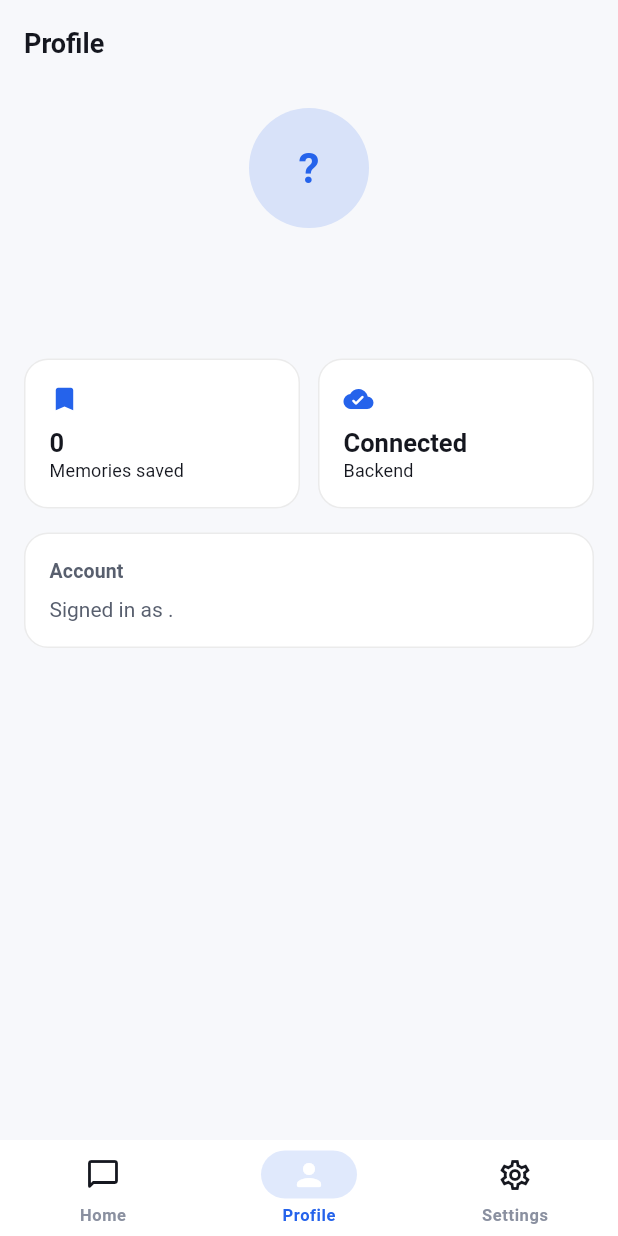
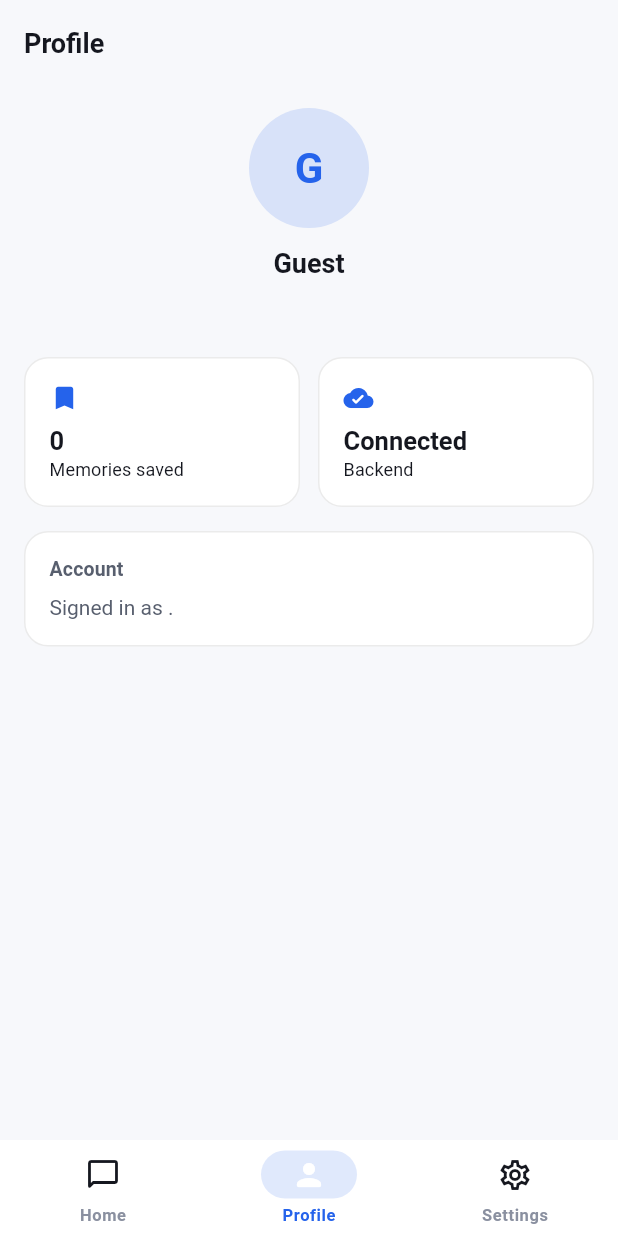
Before and after one commit to QossayKamel22/Panther, a Flutter app: the ProfileScreen screen opened by its route, on a phone screen of 412 x 824 dp. Run offline on Flutter 3.47's test engine with Material 3 defaults, Android fonts, the phone set to English and light mode, and no system bars; our stand-ins replace cloud_firestore, firebase_auth, firebase_core, go_router, shared_preferences; accounts and stored records are empty.

Commit message:
fix: fall back to email prefix for display name on real Firebase accounts
Firebase leaves displayName null after createUserWithEmailAndPassword,
unlike the local/offline auth fallback which derives one — so real
accounts showed "Guest" everywhere the local fallback showed the email
prefix. Verified live against the now-connected panther-app-mvp project.

```diff
--- a/panther_app/lib/data/models/app_user.dart
+++ b/panther_app/lib/data/models/app_user.dart
@@ -5,4 +5,13 @@ class AppUser {
   final String? email;
   final String? displayName;
   final String? photoUrl;
+
+  /// [displayName] if the user set one, else the local part of their email
+  /// (Firebase leaves displayName null on fresh email/password sign-up,
+  /// unlike the local/offline fallback which derives it), else 'Guest'.
+  String get displayNameOrFallback {
+    if (displayName != null && displayName!.isNotEmpty) return displayName!;
+    if (email != null && email!.isNotEmpty) return email!.split('@').first;
+    return 'Guest';
+  }
 }
--- a/panther_app/lib/features/profile/presentation/profile_screen.dart
+++ b/panther_app/lib/features/profile/presentation/profile_screen.dart
@@ -16,12 +16,8 @@ class ProfileScreen extends StatelessWidget {
     final memory = context.watch<MemoryController>();
     final user = auth.user;
     final theme = Theme.of(context);
-    final initial = (user?.displayName?.isNotEmpty == true
-            ? user!.displayName![0]
-            : user?.email?.isNotEmpty == true
-                ? user!.email![0]
-                : '?')
-        .toUpperCase();
+    final name = user?.displayNameOrFallback ?? 'Guest';
+    final initial = name.isNotEmpty ? name[0].toUpperCase() : '?';
 
     return Scaffold(
       appBar: AppBar(title: const Text('Profile')),
@@ -40,7 +36,7 @@ class ProfileScreen extends StatelessWidget {
                   ),
                 ),
                 const SizedBox(height: AppSpacing.md),
-                Text(user?.displayName ?? 'Guest', style: theme.textTheme.headlineSmall),
+                Text(name, style: theme.textTheme.headlineSmall),
                 if (user?.email != null)
                   Text(user!.email!, style: theme.textTheme.bodyMedium),
               ],
```
